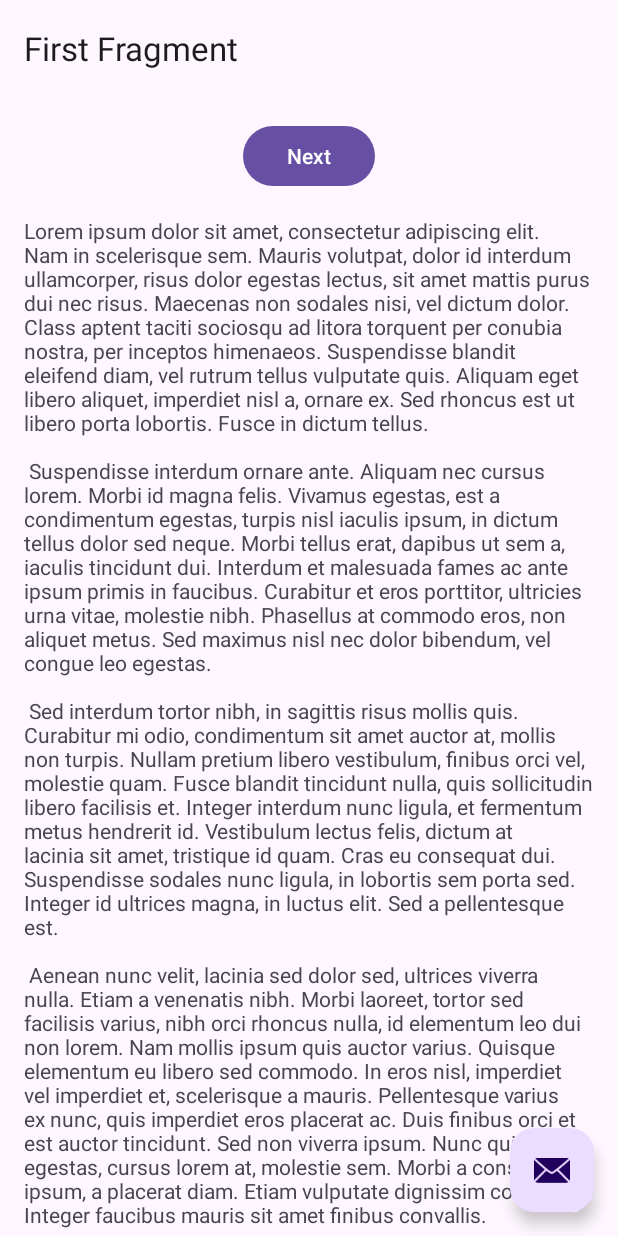
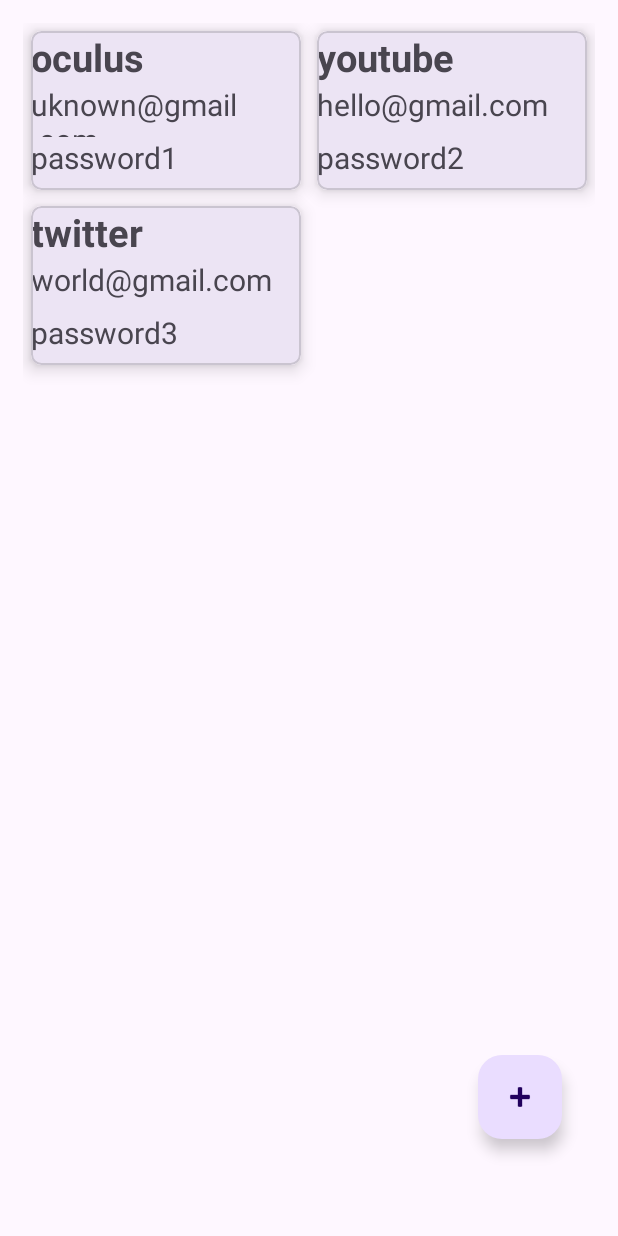
Before and after one commit to AnshukGottipati/projectOne, an Android app: the MainActivity2 screen opened directly, with no data from a screen before it, on a phone screen of 412 x 824 dp. Run offline under Robolectric (Android 15) with nearby library versions, the light colour scheme and no system bars.

Commit message:
7:08 Commit Restored Changes

```diff
--- /dev/null
+++ b/app/src/main/java/com/example/projectone/AccountPassword.java
@@ -0,0 +1,59 @@
+package com.example.projectone;
+
+public class AccountPassword {
+
+
+    private int id;
+    private String websiteName;
+    private String email;
+    private String password;
+
+    public AccountPassword(int id, String websiteName, String email, String password) {
+        this.id = id;
+        this.websiteName = websiteName;
+        this.email = email;
+        this.password = password;
+    }
+
+    public int getId() {
+        return id;
+    }
+
+    public void setId(int id) {
+        this.id = id;
+    }
+
+    public String getWebsiteName() {
+        return websiteName;
+    }
+
+    public void setWebsiteName(String websiteName) {
+        this.websiteName = websiteName;
+    }
+
+    public String getEmail() {
+        return email;
+    }
+
+    public void setEmail(String email) {
+        this.email = email;
+    }
+
+    public String getPassword() {
+        return password;
+    }
+
+    public void setPassword(String password) {
+        this.password = password;
+    }
+
+    @Override
+    public String toString() {
+        return "AccountPassword{" +
+                "id=" + id +
+                ", websiteName='" + websiteName + '\'' +
+                ", email='" + email + '\'' +
+                ", password='" + password + '\'' +
+                '}';
+    }
+}
--- a/app/src/main/java/com/example/projectone/FirstFragment.java
+++ /dev/null
@@ -1,47 +0,0 @@
-package com.example.projectone;
-
-import android.os.Bundle;
-import android.view.LayoutInflater;
-import android.view.View;
-import android.view.ViewGroup;
-
-import androidx.annotation.NonNull;
-import androidx.fragment.app.Fragment;
-import androidx.navigation.fragment.NavHostFragment;
-
-import com.example.projectone.databinding.FragmentFirstBinding;
-
-public class FirstFragment extends Fragment {
-
-    private FragmentFirstBinding binding;
-
-    @Override
-    public View onCreateView(
-            LayoutInflater inflater, ViewGroup container,
-            Bundle savedInstanceState
-    ) {
-
-        binding = FragmentFirstBinding.inflate(inflater, container, false);
-        return binding.getRoot();
-
-    }
-
-    public void onViewCreated(@NonNull View view, Bundle savedInstanceState) {
-        super.onViewCreated(view, savedInstanceState);
-
-        binding.buttonFirst.setOnClickListener(new View.OnClickListener() {
-            @Override
-            public void onClick(View view) {
-                NavHostFragment.findNavController(FirstFragment.this)
-                        .navigate(R.id.action_FirstFragment_to_SecondFragment);
-            }
-        });
-    }
-
-    @Override
-    public void onDestroyView() {
-        super.onDestroyView();
-        binding = null;
-    }
-
-}
--- a/app/src/main/java/com/example/projectone/MainActivity2.java
+++ b/app/src/main/java/com/example/projectone/MainActivity2.java
@@ -1,53 +1,33 @@
 package com.example.projectone;
+
+import androidx.appcompat.app.AppCompatActivity;
+import androidx.recyclerview.widget.GridLayoutManager;
+import androidx.recyclerview.widget.RecyclerView;
 
 import android.os.Bundle;
 
-import com.google.android.material.snackbar.Snackbar;
-
-import androidx.appcompat.app.AppCompatActivity;
-
-import android.view.View;
-
-import androidx.core.view.WindowCompat;
-import androidx.navigation.NavController;
-import androidx.navigation.Navigation;
-import androidx.navigation.ui.AppBarConfiguration;
-import androidx.navigation.ui.NavigationUI;
-
-import com.example.projectone.databinding.ActivityMain2Binding;
+import java.util.ArrayList;
 
 public class MainActivity2 extends AppCompatActivity {
 
-    private AppBarConfiguration appBarConfiguration;
-    private ActivityMain2Binding binding;
-
+    private RecyclerView passwordRecyclerView;
+    private passwordRecyclerViewAdapter adapter;
     @Override
     protected void onCreate(Bundle savedInstanceState) {
         super.onCreate(savedInstanceState);
+        setContentView(R.layout.activity_main2);
 
-        binding = ActivityMain2Binding.inflate(getLayoutInflater());
-        setContentView(binding.getRoot());
+        adapter = new passwordRecyclerViewAdapter(this);
+        passwordRecyclerView = findViewById(R.id.passwordRecyclerview);
 
-        setSupportActionBar(binding.toolbar);
+        passwordRecyclerView.setAdapter(adapter);
+        passwordRecyclerView.setLayoutManager(new GridLayoutManager(this,2));
 
-        NavController navController = Navigation.findNavController(this, R.id.nav_host_fragment_content_main);
-        appBarConfiguration = new AppBarConfiguration.Builder(navController.getGraph()).build();
-        NavigationUI.setupActionBarWithNavController(this, navController, appBarConfiguration);
+        ArrayList<AccountPassword> ap= new ArrayList<>();
+        ap.add(new AccountPassword(1,"oculus","uknown@gmail.com","password1"));
+        ap.add(new AccountPassword(2,"youtube","hello@gmail.com","password2"));
+        ap.add(new AccountPassword(3,"twitter","world@gmail.com","password3"));
+        adapter.setDetails(ap);
 
-        binding.fab.setOnClickListener(new View.OnClickListener() {
-            @Override
-            public void onClick(View view) {
-                Snackbar.make(view, "Replace with your own action", Snackbar.LENGTH_LONG)
-                        .setAnchorView(R.id.fab)
-                        .setAction("Action", null).show();
-            }
-        });
-    }
-
-    @Override
-    public boolean onSupportNavigateUp() {
-        NavController navController = Navigation.findNavController(this, R.id.nav_host_fragment_content_main);
-        return NavigationUI.navigateUp(navController, appBarConfiguration)
-                || super.onSupportNavigateUp();
     }
 }
--- /dev/null
+++ b/app/src/main/java/com/example/projectone/passwordRecyclerViewAdapter.java
@@ -0,0 +1,66 @@
+package com.example.projectone;
+
+import android.util.Log;
+import android.view.LayoutInflater;
+import android.view.View;
+import android.view.ViewGroup;
+import android.widget.TextView;
+import android.widget.Toast;
+
+import androidx.annotation.NonNull;
+import androidx.cardview.widget.CardView;
+import androidx.recyclerview.widget.RecyclerView;
+
+import org.w3c.dom.Text;
+
+import java.util.ArrayList;
+
+public class passwordRecyclerViewAdapter extends RecyclerView.Adapter<passwordRecyclerViewAdapter.ViewHolder> {
+    private static final String TAG = "passwordRecyclerViewAdapter";
+
+    private ArrayList<AccountPassword> details = new ArrayList<>();
+
+    public passwordRecyclerViewAdapter(MainActivity2 mainActivity2) {
+    }
+
+    @NonNull
+    @Override
+    public ViewHolder onCreateViewHolder(@NonNull ViewGroup parent, int viewType) {
+        View view = LayoutInflater.from(parent.getContext()).inflate(R.layout.list_item_details,parent,false);
+        return new ViewHolder(view);
+    }
+
+    @Override
+    public void onBindViewHolder(@NonNull ViewHolder holder, int position) {
+        Log.d(TAG, "onBindViewHolder: Called");
+        holder.website.setText(details.get(position).getWebsiteName());
+        holder.email.setText(details.get(position).getEmail());
+        holder.password.setText(details.get(position).getPassword());
+
+    }
+
+    @Override
+    public int getItemCount() {
+        return details.size();
+    }
+
+    public void setDetails(ArrayList<AccountPassword> details) {
+        this.details = details;
+        notifyDataSetChanged();
+    }
+
+    public class ViewHolder extends RecyclerView.ViewHolder{
+        private CardView parent;
+        private TextView website;
+        private TextView email;
+        private TextView password;
+
+        public ViewHolder(@NonNull View itemView) {
+            super(itemView);
+            parent = itemView.findViewById(R.id.parent);
+            website = itemView.findViewById(R.id.txtWebsiteView);
+            email = itemView.findViewById(R.id.txtEmailView);
+            password = itemView.findViewById(R.id.txtPasswordView);
+        }
+    }
+}
--- a/app/src/main/res/layout/activity_main2.xml
+++ b/app/src/main/res/layout/activity_main2.xml
@@ -1,33 +1,34 @@
 <?xml version="1.0" encoding="utf-8"?>
-<androidx.coordinatorlayout.widget.CoordinatorLayout xmlns:android="http://schemas.android.com/apk/res/android"
+<androidx.constraintlayout.widget.ConstraintLayout xmlns:android="http://schemas.android.com/apk/res/android"
     xmlns:app="http://schemas.android.com/apk/res-auto"
     xmlns:tools="http://schemas.android.com/tools"
     android:layout_width="match_parent"
     android:layout_height="match_parent"
-    android:fitsSystemWindows="true"
     tools:context=".MainActivity2">
 
-    <com.google.android.material.appbar.AppBarLayout
-        android:layout_width="match_parent"
-        android:layout_height="wrap_content"
-        android:fitsSystemWindows="true">
-
-        <com.google.android.material.appbar.MaterialToolbar
-            android:id="@+id/toolbar"
-            android:layout_width="match_parent"
-            android:layout_height="?attr/actionBarSize" />
-
-    </com.google.android.material.appbar.AppBarLayout>
-
-    <include layout="@layout/content_main" />
-
     <com.google.android.material.floatingactionbutton.FloatingActionButton
-        android:id="@+id/fab"
+        android:id="@+id/floatingActionButton6"
         android:layout_width="wrap_content"
         android:layout_height="wrap_content"
-        android:layout_gravity="bottom|end"
-        android:layout_marginEnd="@dimen/fab_margin"
-        android:layout_marginBottom="16dp"
-        app:srcCompat="@android:drawable/ic_dialog_email" />
+        android:clickable="true"
+        android:focusable="true"
+        android:src="@android:drawable/ic_input_add"
+        app:layout_constraintBottom_toBottomOf="parent"
+        app:layout_constraintEnd_toEndOf="parent"
+        app:layout_constraintHorizontal_bias="0.896"
+        app:layout_constraintStart_toStartOf="parent"
+        app:layout_constraintTop_toTopOf="parent"
 
-</androidx.coordinatorlayout.widget.CoordinatorLayout>
+        app:layout_constraintVertical_bias="0.916"
+        tools:ignore="ImageContrastCheck"
+        />
+
+    <androidx.recyclerview.widget.RecyclerView
+        android:id="@+id/passwordRecyclerview"
+        android:layout_width="match_parent"
+        android:layout_height="match_parent"
+        tools:layout_editor_absoluteX="1dp"
+        tools:layout_editor_absoluteY="1dp"
+        android:layout_margin="15dp"/>
+
+</androidx.constraintlayout.widget.ConstraintLayout>
--- a/app/src/main/res/layout/content_main.xml
+++ /dev/null
@@ -1,19 +0,0 @@
-<?xml version="1.0" encoding="utf-8"?>
-<androidx.constraintlayout.widget.ConstraintLayout xmlns:android="http://schemas.android.com/apk/res/android"
-    xmlns:app="http://schemas.android.com/apk/res-auto"
-    android:layout_width="match_parent"
-    android:layout_height="match_parent"
-    app:layout_behavior="@string/appbar_scrolling_view_behavior">
-
-    <fragment
-        android:id="@+id/nav_host_fragment_content_main"
-        android:name="androidx.navigation.fragment.NavHostFragment"
-        android:layout_width="0dp"
-        android:layout_height="0dp"
-        app:defaultNavHost="true"
-        app:layout_constraintBottom_toBottomOf="parent"
-        app:layout_constraintEnd_toEndOf="parent"
-        app:layout_constraintStart_toStartOf="parent"
-        app:layout_constraintTop_toTopOf="parent"
-        app:navGraph="@navigation/nav_graph" />
-</androidx.constraintlayout.widget.ConstraintLayout>
--- a/app/src/main/res/layout/fragment_first.xml
+++ /dev/null
@@ -1,35 +0,0 @@
-<?xml version="1.0" encoding="utf-8"?>
-<androidx.core.widget.NestedScrollView xmlns:android="http://schemas.android.com/apk/res/android"
-    xmlns:app="http://schemas.android.com/apk/res-auto"
-    xmlns:tools="http://schemas.android.com/tools"
-    android:layout_width="match_parent"
-    android:layout_height="match_parent"
-    tools:context=".FirstFragment">
-
-    <androidx.constraintlayout.widget.ConstraintLayout
-        android:layout_width="match_parent"
-        android:layout_height="match_parent"
-        android:padding="16dp">
-
-        <Button
-            android:id="@+id/button_first"
-            android:layout_width="wrap_content"
-            android:layout_height="wrap_content"
-            android:text="@string/next"
-            app:layout_constraintBottom_toTopOf="@id/textview_first"
-            app:layout_constraintEnd_toEndOf="parent"
-            app:layout_constraintStart_toStartOf="parent"
-            app:layout_constraintTop_toTopOf="parent" />
-
-        <TextView
-            android:id="@+id/textview_first"
-            android:layout_width="wrap_content"
-            android:layout_height="wrap_content"
-            android:layout_marginTop="16dp"
-            android:text="@string/lorem_ipsum"
-            app:layout_constraintBottom_toBottomOf="parent"
-            app:layout_constraintEnd_toEndOf="parent"
-            app:layout_constraintStart_toStartOf="parent"
-            app:layout_constraintTop_toBottomOf="@id/button_first" />
-    </androidx.constraintlayout.widget.ConstraintLayout>
-</androidx.core.widget.NestedScrollView>
--- /dev/null
+++ b/app/src/main/res/layout/list_item_details.xml
@@ -0,0 +1,43 @@
+<?xml version="1.0" encoding="utf-8"?>
+<com.google.android.material.card.MaterialCardView xmlns:android="http://schemas.android.com/apk/res/android"
+    android:layout_width="wrap_content"
+    android:layout_height="wrap_content"
+    xmlns:app="http://schemas.android.com/apk/res-auto"
+    android:id="@+id/parent"
+    app:cardCornerRadius="7dp"
+    app:cardElevation="7dp"
+    android:layout_margin="5dp"
+    >
+
+    <RelativeLayout
+        android:layout_width="match_parent"
+        android:layout_height="match_parent">
+
+        <TextView
+            android:layout_width="match_parent"
+            android:layout_height="35dp"
+            android:textStyle="bold"
+            android:textSize="25sp"
+            android:text="Website Name"
+            android:id="@+id/txtWebsiteView"
+            ></TextView>
+        <TextView
+            android:layout_width="match_parent"
+            android:layout_height="35dp"
+            android:textSize="20sp"
+            android:layout_below="@id/txtWebsiteView"
+            android:text="Email Name"
+            android:id="@+id/txtEmailView"
+            ></TextView>
+        <TextView
+            android:layout_width="match_parent"
+            android:layout_height="35dp"
+            android:textSize="20sp"
+            android:id="@+id/txtPasswordView"
+            android:layout_below="@id/txtEmailView"
+            android:text="password name"
+            ></TextView>
+    </RelativeLayout>
+
+
+    </com.google.android.material.card.MaterialCardView>
```
Also changed, not shown: app/src/main/java/com/example/projectone/MainActivity.java (+25 -2 lines), app/src/main/java/com/example/projectone/SecondFragment.java (deleted, +0 -47 lines), app/src/main/res/layout/activity_main.xml (+62 -49 lines), app/src/main/res/layout/fragment_second.xml (deleted, +0 -35 lines).
